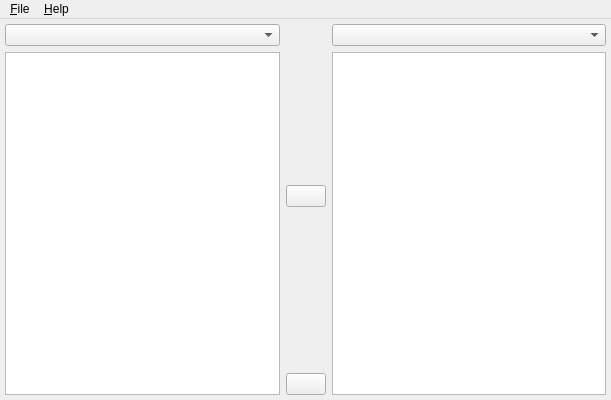
First picture: the form in mainwindow.ui, repository jooncheol/twobody, before the edit.
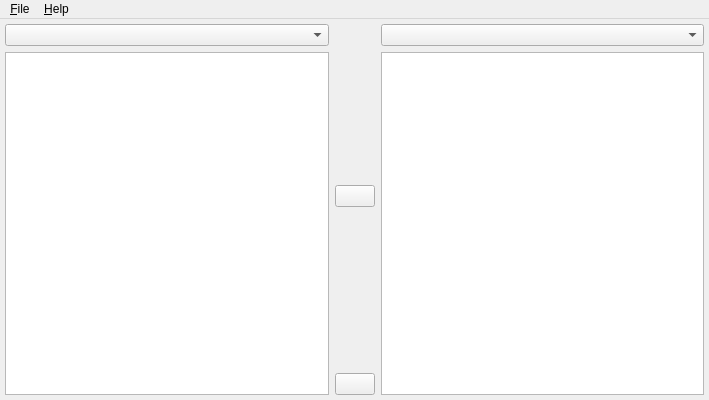
Second picture: the form after the edit. Icons and pictures are not drawn.

```diff
--- a/mainwindow.ui
+++ b/mainwindow.ui
@@ -6,7 +6,7 @@
    <rect>
     <x>0</x>
     <y>0</y>
-    <width>611</width>
+    <width>709</width>
     <height>400</height>
    </rect>
   </property>
@@ -121,7 +121,7 @@
     <rect>
      <x>0</x>
      <y>0</y>
-     <width>611</width>
+     <width>709</width>
      <height>18</height>
     </rect>
    </property>
```
Left out of the diff: 15 changed lines with no effect on the pictures.
